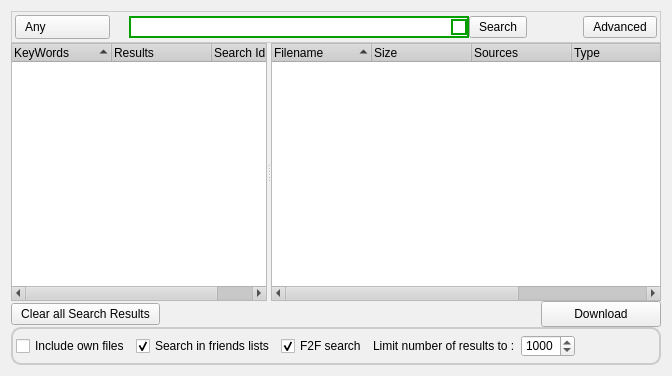
Qt form retroshare-gui/src/gui/SearchDialog.ui (RetroShare/RetroShare) before a commit.
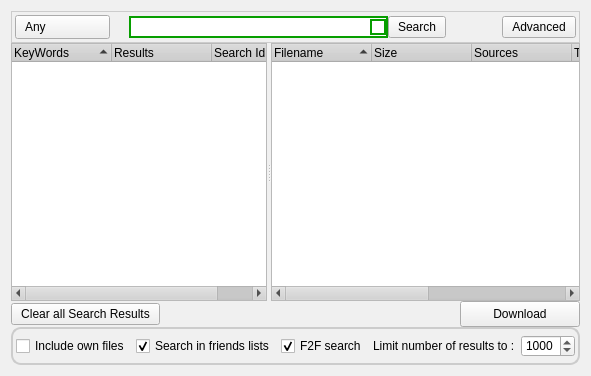
The same form after that commit. Icons and pictures are not drawn. Custom widgets are drawn as their Qt base class.

Commit message: fixed again minimum size on Search

The edit to the form file:
```diff
--- a/retroshare-gui/src/gui/SearchDialog.ui
+++ b/retroshare-gui/src/gui/SearchDialog.ui
@@ -6,7 +6,7 @@
    <rect>
     <x>0</x>
     <y>0</y>
-    <width>672</width>
+    <width>580</width>
     <height>376</height>
    </rect>
   </property>
@@ -1108,7 +1108,7 @@
        </property>
        <property name="sizeHint" stdset="0">
         <size>
-         <width>353</width>
+         <width>200</width>
          <height>17</height>
         </size>
        </property>
```
